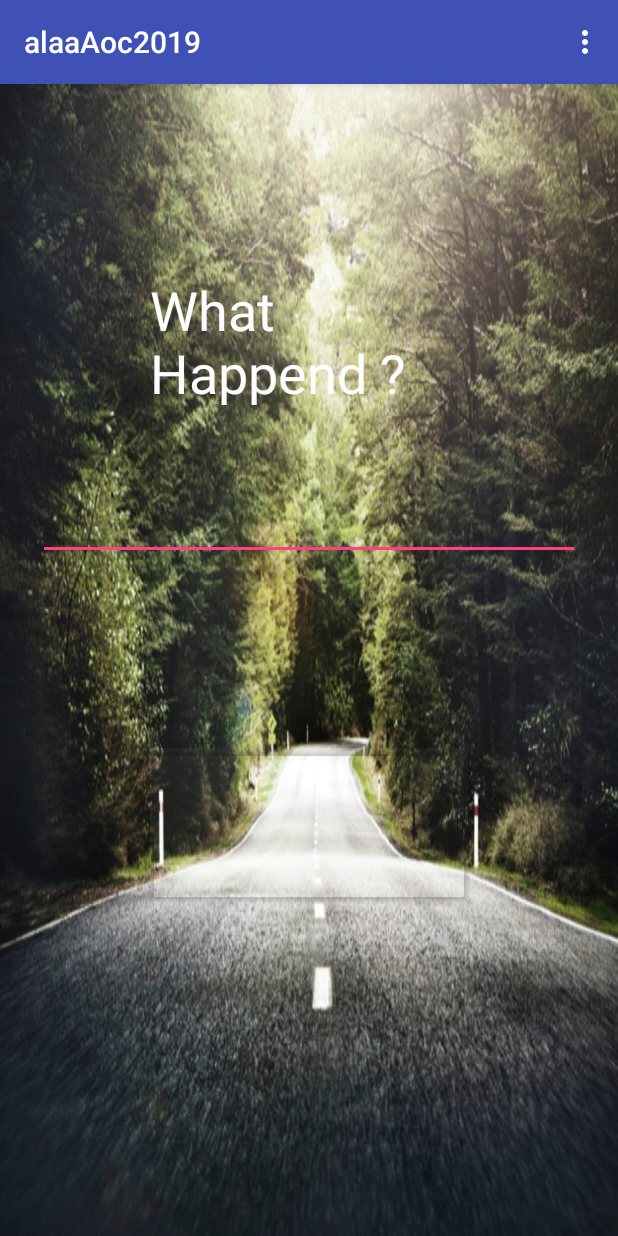
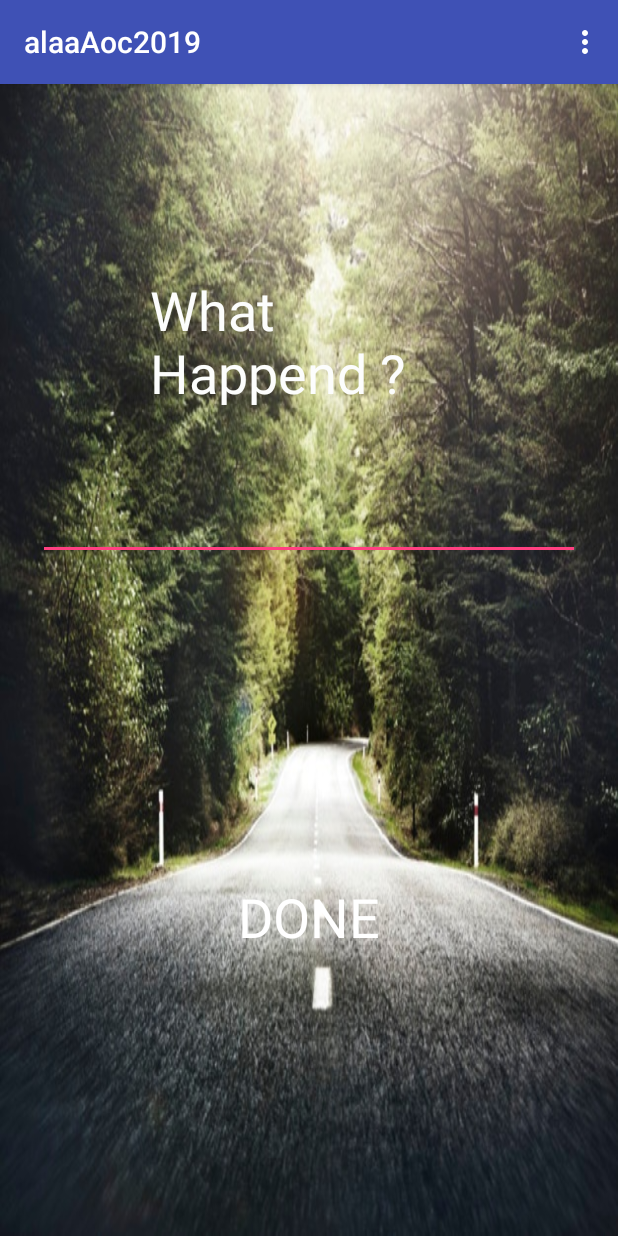
Before and after one commit to alaayouni/alaaAoc20191, an Android app: the MainActivity screen opened directly, with no data from a screen before it, on a phone screen of 412 x 824 dp. Run offline under Robolectric (Android 15) with nearby library versions, the phone set to English and light mode, and no system bars.

Commit message:
lulu lulu lulu

```diff
--- a/app/src/main/java/y2019/aoc/alaa/alaaaoc2019/MainActivity.java
+++ b/app/src/main/java/y2019/aoc/alaa/alaaaoc2019/MainActivity.java
@@ -13,7 +13,8 @@ package y2019.aoc.alaa.alaaaoc2019;
 public class MainActivity extends AppCompatActivity implements View.OnClickListener {
     TextView tvWhatH;
     EditText editTextWhatH;
-    Button buttonDone;
+    TextView tvDone;
+
 
 
     @Override
@@ -24,8 +25,11 @@ public class MainActivity extends AppCompatActivity implements View.OnClickListe
         //String email =getIntent().getStringExtra("email");
        tvWhatH = findViewById(R.id.textViewWh);
        editTextWhatH = findViewById(R.id.editTextWH);
-       //buttonDone = finishFromChild(R.id.buttonLogIn);
-        tvWhatH.setOnClickListener(this);
+        //tvWhatH.setOnClickListener(this);
+        tvDone = findViewById(R.id.tvDONE);
+        tvDone.setOnClickListener(this);
+
+
 
 
 
--- a/app/src/main/res/layout/activity_main.xml
+++ b/app/src/main/res/layout/activity_main.xml
@@ -35,18 +35,14 @@
         android:textColor="#FFFFFF"
         android:textColorHint="#FFFFFF" />
 
-    <Button
-        android:id="@+id/buttonLogIn"
+    <TextView
+        android:id="@+id/tvDONE"
         android:layout_width="match_parent"
-        android:layout_height="100dp"
-        android:layout_margin="100dp"
-        android:background="#070707"
-        android:backgroundTint="#0AF2F7F5"
-        android:hint="DONE"
-        android:padding="100dp"
+        android:layout_height="match_parent"
+        android:gravity="center_horizontal|center_vertical"
         android:text="DONE"
-        android:textColor="#205520"
-        android:textColorHint="#E9000000"
-        android:textSize="30sp" />
+        android:textColor="@android:color/white"
+        android:textSize="36sp" />
+
 
 </LinearLayout>
--- a/app/src/main/res/layout/activity_safe_roud.xml
+++ b/app/src/main/res/layout/activity_safe_roud.xml
@@ -12,13 +12,14 @@
         android:layout_height="match_parent"
         android:orientation="vertical">
 
+
         <TextView
             android:id="@+id/textView"
             android:layout_width="wrap_content"
             android:layout_height="wrap_content"
             android:layout_marginEnd="100dp"
             android:layout_marginStart="100dp"
-            android:layout_marginTop="126dp"
+            android:layout_marginTop="110dp"
             android:text="Safe Roads"
             android:textColor="#F1F5F1"
             android:textSize="36sp"
@@ -26,14 +27,13 @@
             app:layout_constraintStart_toStartOf="parent"
             app:layout_constraintTop_toTopOf="parent" />
 
-
         <Button
             android:id="@+id/buttonLogIn"
             android:layout_width="132dp"
             android:layout_height="wrap_content"
             android:layout_marginEnd="100dp"
             android:layout_marginStart="122dp"
-            android:layout_marginTop="120dp"
+            android:layout_marginTop="80dp"
             android:backgroundTint="#005C3F3F"
             android:text="   LogIn "
             android:textColor="#F5F6FC"
@@ -47,8 +47,8 @@
             android:layout_width="wrap_content"
             android:layout_height="wrap_content"
             android:layout_marginEnd="100dp"
-            android:layout_marginStart="122dp"
-            android:layout_marginTop="10dp"
+            android:layout_marginStart="130dp"
+            android:layout_marginTop="2dp"
             android:backgroundTint="#005A3F3F"
             android:text="  SignUp  "
             android:textColor="#F2F3F7"
```
